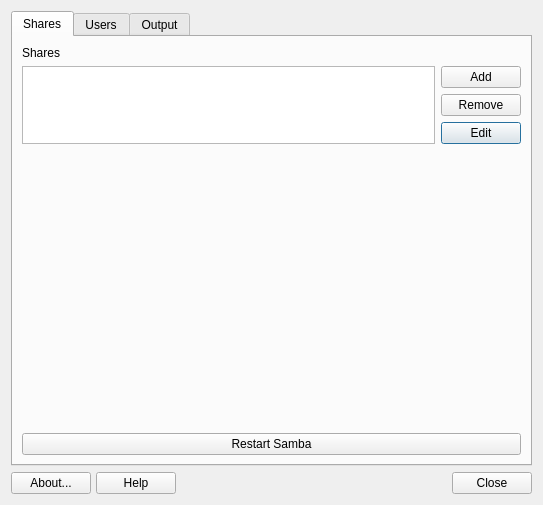
Before: the Qt Designer form mainwindow.ui in MX-Linux/mx-samba-config, drawn with Qt 5.
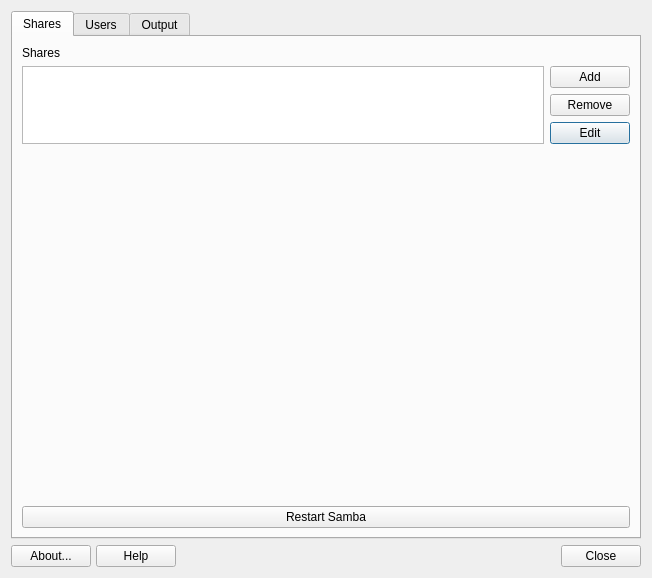
After: the same form once the commit is applied. Icons and pictures are not drawn.

Commit message: Simplify code, cleanup in destructor

The edit to the form file:
```diff
--- a/mainwindow.ui
+++ b/mainwindow.ui
@@ -6,8 +6,8 @@
    <rect>
     <x>0</x>
     <y>0</y>
-    <width>543</width>
-    <height>505</height>
+    <width>652</width>
+    <height>578</height>
    </rect>
   </property>
   <property name="windowTitle">
```
Left out of the diff: 3 changed lines with no effect on the pictures. The commit also changes 2 other files.
